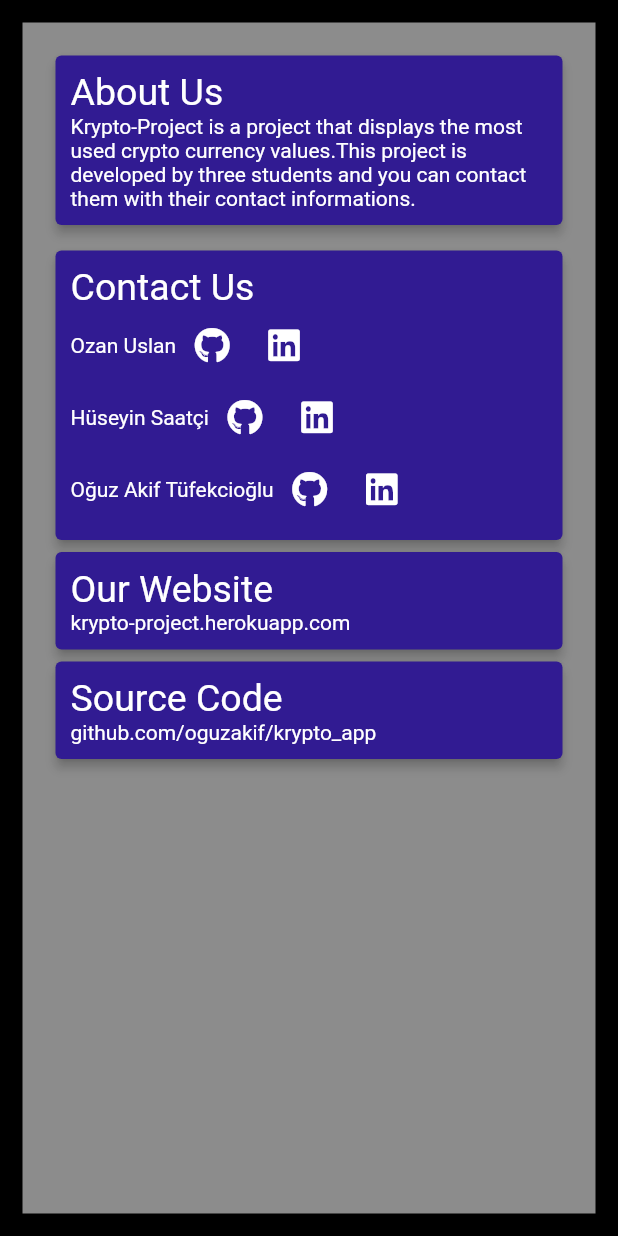
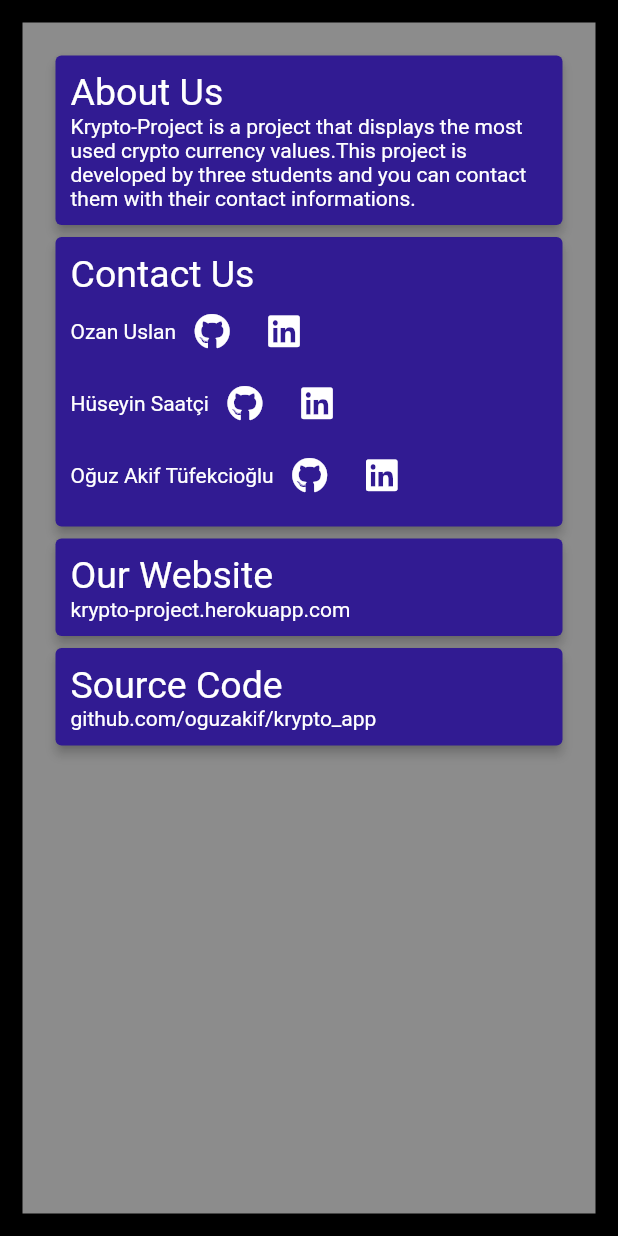
Before and after one commit to oguzakif/krypto_app, a Flutter app: the Info screen opened directly, on a phone screen of 412 x 824 dp. Run offline on Flutter 3.47's test engine with Material 2 defaults, Android fonts, the phone set to English and light mode, and no system bars; our stand-ins replace font_awesome_flutter, syncfusion_flutter_charts; missing offline and left inert: flutter_flux; Roboto replaces fonts that are missing (Poppins); statements that could not run were skipped.

Commit message:
info listView commit

```diff
--- a/lib/info.dart
+++ b/lib/info.dart
@@ -32,7 +32,7 @@ class _InfoScreenState extends State<Info> {
       padding: EdgeInsets.all(18.0),
       decoration:
           BoxDecoration(border: Border.all(width: 15.0), color: Colors.black45),
-      child: Wrap(
+      child: ListView(
         children: [
           Card(
               color: Colors.deepPurple.shade900,
@@ -55,7 +55,6 @@ class _InfoScreenState extends State<Info> {
                       ],
                     ),
                   ]))),
-          SizedBox(height: 130),
           Card(
             color: Colors.deepPurple.shade900,
             elevation: 3,
@@ -132,7 +131,6 @@ class _InfoScreenState extends State<Info> {
                   ],
                 )),
           ),
-          SizedBox(height: 10),
           Card(
               color: Colors.deepPurple.shade900,
               elevation: 3,
```
